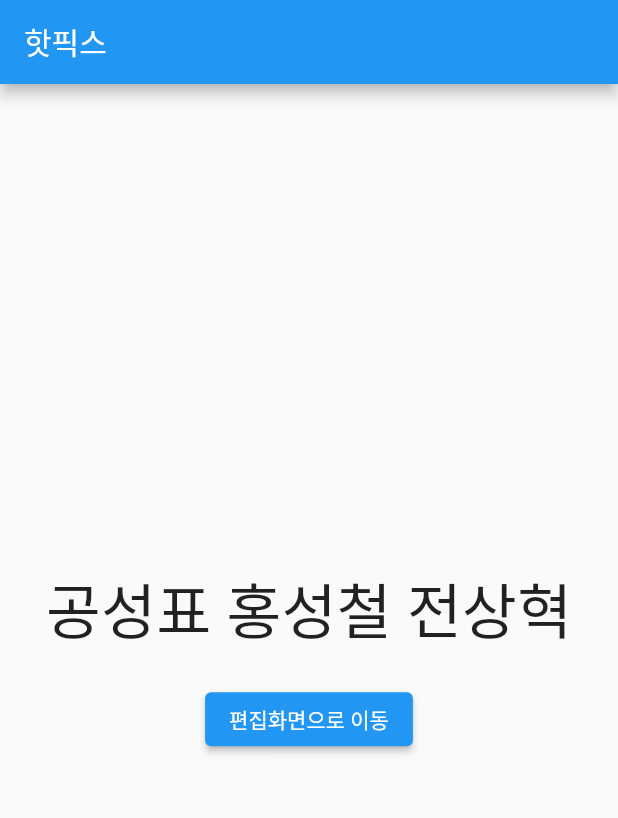
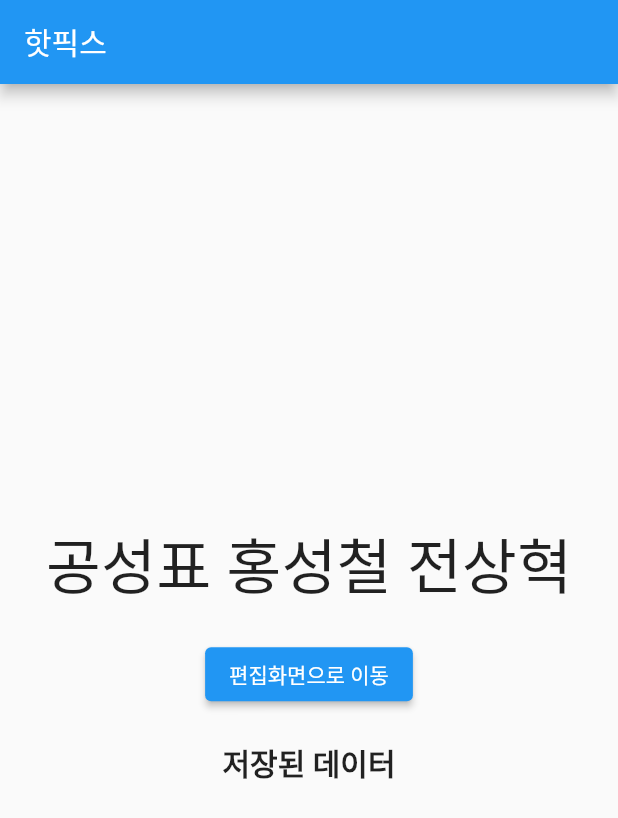
Before and after one commit to ThePerfectMartini/team_sparta_17, a Flutter app: the screen it shows after launch, on a phone screen of 412 x 824 dp. Shown: the top 818 px of the screen. Run offline on Flutter 3.47's test engine with Material 2 defaults, Android fonts, the phone set to English and light mode, and no system bars.

Commit message:
edit.dart 작성 기능 구현화 중

```diff
--- a/lib/data.dart
+++ /dev/null
@@ -1,5 +0,0 @@
-class Data {
-  static String? title;
-  static String? content;
-  static String? date;
-}
--- /dev/null
+++ b/lib/data_service.dart
@@ -0,0 +1,26 @@
+import 'package:flutter/material.dart';
+
+class Data {
+  Data({required this.content, required this.date, this.title});
+
+  String? date;
+  String? title;
+  String? content;
+}
+
+class DataService extends ChangeNotifier {
+  List<Data> dataList = [];
+
+  List<String> dateList = [];
+  List<String> titleList = [];
+  List<String> contentList = [];
+
+  void addNewData(Data newData) {
+    dataList.add(newData);
+
+    dateList.add(newData.date!);
+    titleList.add(newData.title ?? '');
+    contentList.add(newData.content ?? '');
+    notifyListeners();
+  }
+}
--- a/lib/main.dart
+++ b/lib/main.dart
@@ -1,5 +1,7 @@
 import 'package:flutter/material.dart';
+import 'package:team_sparta_17/data_service.dart';
 import 'package:team_sparta_17/edit.dart';
+import 'package:provider/provider.dart';
 
 void main() {
   runApp(MyApp());
@@ -10,18 +12,23 @@ class MyApp extends StatelessWidget {
 
   @override
   Widget build(BuildContext context) {
-    return MaterialApp(
-      debugShowCheckedModeBanner: false,
-      home: home(),
+    return ChangeNotifierProvider(
+      create: (_) => DataService(),
+      child: MaterialApp(
+        debugShowCheckedModeBanner: false,
+        home: Home(),
+      ),
     );
   }
 }
 
-class home extends StatelessWidget {
-  const home({Key? key}) : super(key: key);
+class Home extends StatelessWidget {
+  const Home({Key? key}) : super(key: key);
 
   @override
   Widget build(BuildContext context) {
+    DataService dataService = Provider.of<DataService>(context);
+
     return Scaffold(
       appBar: AppBar(
         title: Text("핫픽스"),
@@ -44,6 +51,33 @@ class home extends StatelessWidget {
               },
               child: Text('편집화면으로 이동'),
             ),
+            SizedBox(
+              height: 20,
+            ),
+            Text(
+              '저장된 데이터',
+              style: TextStyle(fontSize: 20, fontWeight: FontWeight.bold),
+            ),
+            SizedBox(
+              height: 10,
+            ),
+            ListView.builder(
+              shrinkWrap: true,
+              itemCount: dataService.dateList.length,
+              itemBuilder: (context, index) {
+                Data data = dataService.dateList[index];
+                return ListTile(
+                  title: Text(data.date ?? ''),
+                  subtitle: Column(
+                    crossAxisAlignment: CrossAxisAlignment.start,
+                    children: [
+                      Text(data.title ?? ''),
+                      Text(data.content ?? ''),
+                    ],
+                  ),
+                );
+              },
+            ),
           ],
         ),
       ),
--- a/pubspec.yaml
+++ b/pubspec.yaml
@@ -30,7 +30,7 @@ environment:
 dependencies:
   flutter:
     sdk: flutter
-
+  provider: ^6.0.0
 
   # The following adds the Cupertino Icons font to your application.
   # Use with the CupertinoIcons class for iOS style icons.
```
Also changed, not shown: lib/edit.dart (+19 -8 lines), pubspec.lock.
